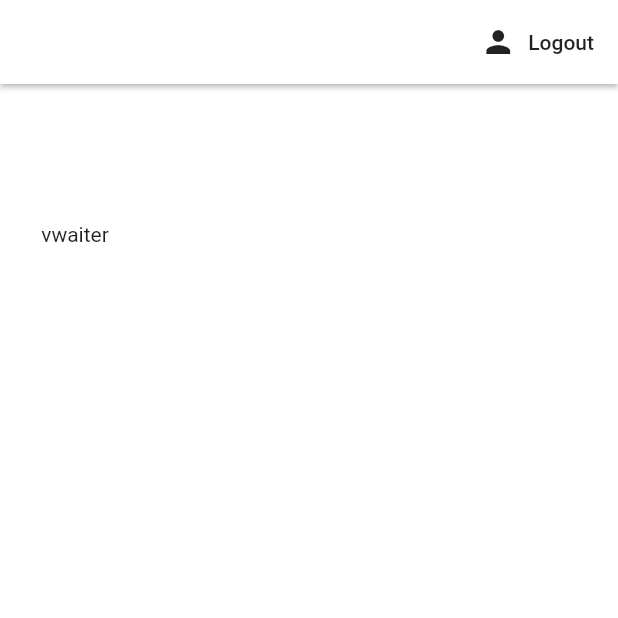
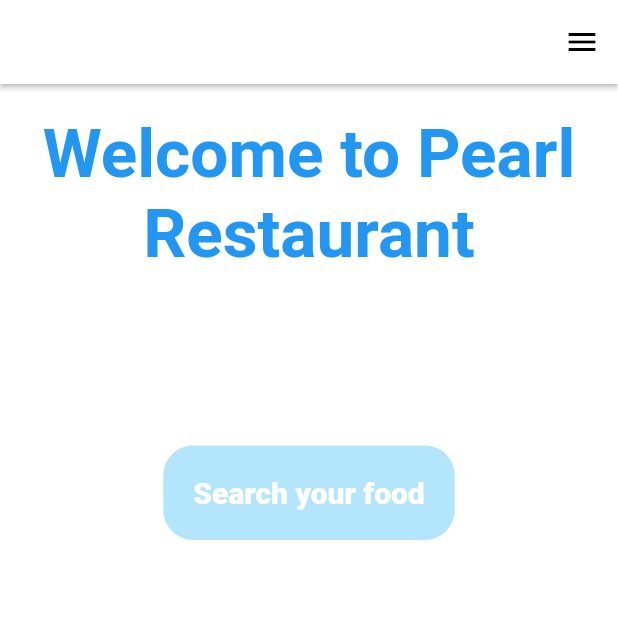
Before and after one commit to Yoshani/virtual-waiter-module-hotel_management_system, a Flutter app: the VwaiterHome screen opened directly, on a phone screen of 412 x 824 dp, the top half of it. Run offline on Flutter 3.47's test engine with Material 2 defaults, Android fonts, the phone set to English and light mode, and no system bars; our stand-ins replace cloud_firestore, firebase_auth, flutter_spinkit; accounts and stored records are empty; Roboto replaces fonts that are missing (RobotoSlab-VariableFont_wght).

Commit message:
vwaiter home

```diff
--- /dev/null
+++ b/lib/models/kitchen/menuItem.dart
@@ -0,0 +1,7 @@
+class MenuItem{
+
+  final String name;
+
+  MenuItem({this.name});
+
+}
--- a/lib/screens/virtual_waiter/vwaiter_home.dart
+++ b/lib/screens/virtual_waiter/vwaiter_home.dart
@@ -1,33 +1,97 @@
 import 'package:flutter/material.dart';
-import 'package:flutter/rendering.dart';
+import 'package:hotel_management_system/models/kitchen/menuItem.dart';
 import 'package:hotel_management_system/services/auth.dart';
+import 'menu_list.dart';
+import 'package:hotel_management_system/services/vwaiter_database.dart';
+import 'package:provider/provider.dart';
 
 class VwaiterHome extends StatelessWidget {
   final AuthService _auth = AuthService();
 
   Widget build(BuildContext context) {
-    return Scaffold(
+    return StreamProvider<List<MenuItem>>.value(
+        value: VWaiterDatabase().menuItems,
+        child: Scaffold(
         backgroundColor: Colors.white,
         appBar: AppBar(
           centerTitle: true,
-        title: Text('Vwaiter'),
           backgroundColor: Colors.white,
           elevation: 1.5,
-        actions: <Widget>[
-          FlatButton.icon(
+          actions: <Widget>[PopupMenuButton<Widget>(
+            itemBuilder: (context) => [
+                  PopupMenuItem(
+                    child:  FlatButton.icon(
                               icon: Icon(Icons.person),
                               label: Text('Logout'),
                               onPressed: () async {
+                                Navigator.pop(context);
                                 await _auth.signOut();
                               },
+                            ),
+                  ),
+
+                ],
+            icon: Icon(
+                    Icons.menu,
+                    color: Colors.black,
+                  )
+
           ),
           ],
         ),
           body: Container(
-        height: 200,
-        width: 100,
+            child: Column(
+              children: <Widget>[
+                Center(
+                  child: Column(
+                    crossAxisAlignment: CrossAxisAlignment.center,
+                    children: <Widget>[
+                      SizedBox(height: 20.0),
+                      Text(
+                        "Welcome to Pearl",
+                        style: TextStyle(
+                          fontWeight: FontWeight.bold,
+                          fontFamily: 'RobotoSlab-VariableFont_wght',
+                          fontSize: 45.0,
+                          color: Colors.blue[500],
+                        ),
+                      ),
+                      Text(
+                          "Restaurant",
+                          style: TextStyle(
+                            fontWeight: FontWeight.bold,
+                            fontFamily: 'RobotoSlab-VariableFont_wght',
+                            fontSize: 45.0,
+                            color: Colors.blue[500],
+                          ),
+                        ),
+                         SizedBox(height: 20.0),
+                    ],
+                  ),
+                ),
+                MenuList(), //render menu item names
+                SizedBox(height: 30),
+                Container(
+                  padding: const EdgeInsets.fromLTRB(20.0, 20.0, 20.0, 20.0),
+                  decoration: BoxDecoration(
+                    color: Colors.lightBlue[100],
+                    // border: Border.all(
+                    //   color: Colors.lightBlue[500],
+                    // ),
+                    borderRadius: BorderRadius.all(Radius.circular(20))
+                  ),
+                  child: Text(
+                    "Search your food",
+                    style: TextStyle(
                         color: Colors.white,
-        child: Align(child: Text("vwaiter")),
+                        fontWeight: FontWeight.w900,
+                        fontSize: 20,
+                      ),
+                  )
+                )
+              ],
+            )
+          ),
       ),
     );
   }
--- /dev/null
+++ b/lib/services/vwaiter_database.dart
@@ -0,0 +1,56 @@
+import 'package:cloud_firestore/cloud_firestore.dart';
+import 'package:hotel_management_system/models/kitchen/menuItem.dart';
+
+class VWaiterDatabase {
+
+  //collection reference
+  final CollectionReference menuCollection =Firestore.instance.collection('my-menu');
+
+//menu list from snapshot
+List<MenuItem> _menuListFromSnapshot(QuerySnapshot snapshot){
+  // print("snaps");
+
+  return snapshot.documents.map((doc){
+    // print (doc.data['name']);
+    return MenuItem(
+      name: doc.data['name'] ?? '',
+    );
+  }).toList();
+}
+
+  // get menu list stream
+  Stream<List<MenuItem>> get menuItems {
+    return menuCollection.snapshots()
+      .map(_menuListFromSnapshot);
+  }
+
+// //get Menu data
+//   Future<List<MenuItem>> getItemData() async {
+//     try {
+//       QuerySnapshot snapshot = await menuCollection.getDocuments();
+
+//       return _menuListFromSnapshot(snapshot);
+//     } catch (e) {
+//       print(e.toString());
+//       return null;
+//     }
+//   }
+
+
+
+// MastersList() async
+// {
+//      List list_of_masters = await                                   Firestore.instance.collection("masters")
+//     .getDocuments()
+//     .then((val) => val.documents);
+// for (int i=0; i<list_of_masters.length; i++)
+//     {
+//          Firestore.instance.collection("masters").document(
+//       list_of_masters[i].documentID.toString()).collection("courses").snapshots().listen(CreateListofCourses);
+//      }
+// }
+
+
+
+
+}
--- a/pubspec.yaml
+++ b/pubspec.yaml
@@ -27,6 +27,7 @@ dependencies:
   cloud_firestore: ^0.13.3
   provider: ^4.0.4
   flutter_spinkit: ^4.1.2
+  font_awesome_flutter: ^8.7.0
 
 dev_dependencies:
   flutter_test:
```
Also changed, not shown: lib/screens/virtual_waiter/home_menu_tile.dart (added, +77 -0 lines), lib/screens/virtual_waiter/menu_list.dart (added, +30 -0 lines), fonts/RobotoSlab-VariableFont_wght.ttf (added), lib/services/kitchen_database.dart (line endings or trailing spaces), pubspec.lock. Lines whose indentation alone changed are shown as unchanged.
